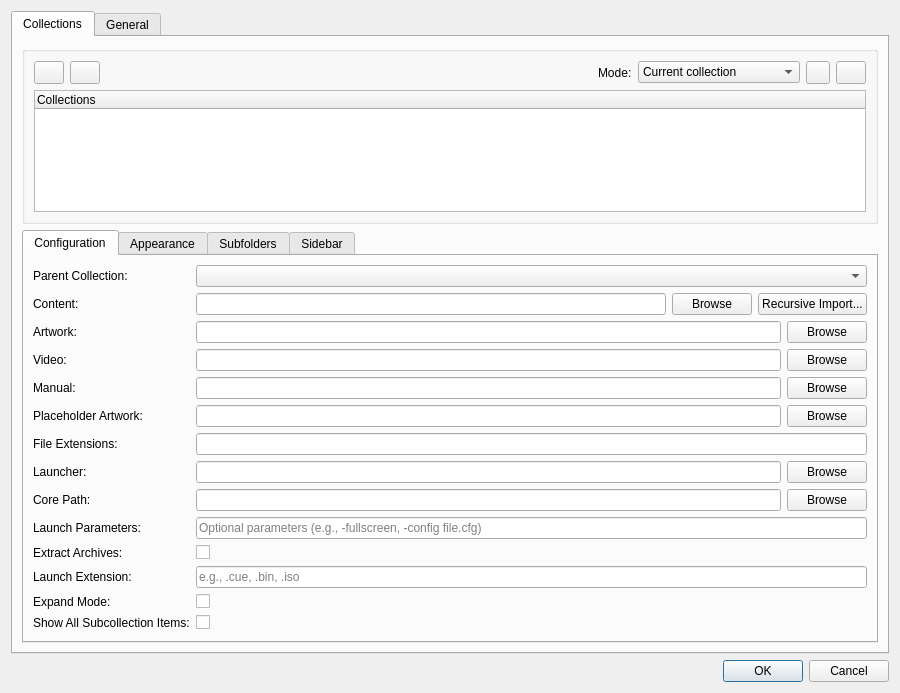
Qt form src/ui/dialogs/settingsdialog.ui (EtherAura/Kartend) before a commit.
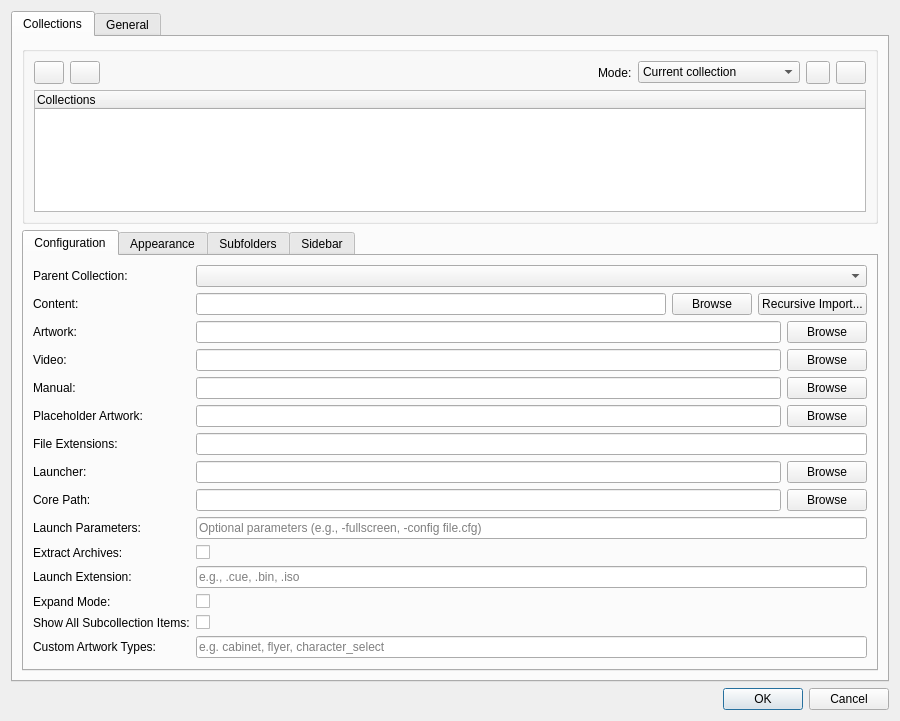
The same form after that commit. Icons and pictures are not drawn.

Commit message: feat(artwork): custom artwork types + per-item manual-link editor [Kartend-53vk]

Patch:
```diff
--- a/src/ui/dialogs/settingsdialog.ui
+++ b/src/ui/dialogs/settingsdialog.ui
@@ -490,6 +490,23 @@
                </property>
               </widget>
              </item>
+             <item row="14" column="0">
+              <widget class="QLabel" name="label_customArtworkTypes">
+               <property name="text">
+                <string>Custom Artwork Types:</string>
+               </property>
+              </widget>
+             </item>
+             <item row="14" column="1">
+              <widget class="QLineEdit" name="customArtworkTypesLineEdit">
+               <property name="toolTip">
+                <string>Comma-separated list of user-defined artwork type ids beyond the standard set (box, screenshot, title, marquee, fanart, logo). Custom types only resolve via per-item manual links from the sidebar — they are NOT auto-discovered from artwork subdirectories.</string>
+               </property>
+               <property name="placeholderText">
+                <string>e.g. cabinet, flyer, character_select</string>
+               </property>
+              </widget>
+             </item>
             </layout>
            </item>
            <item>
```
The commit also changes 18 other files.
